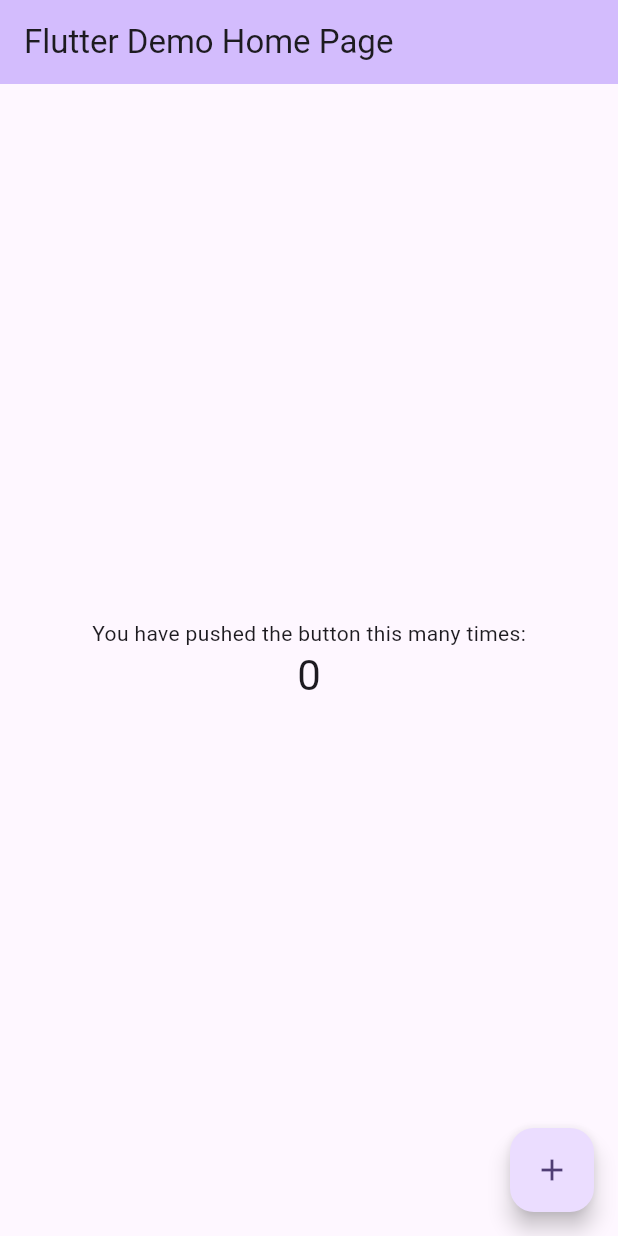
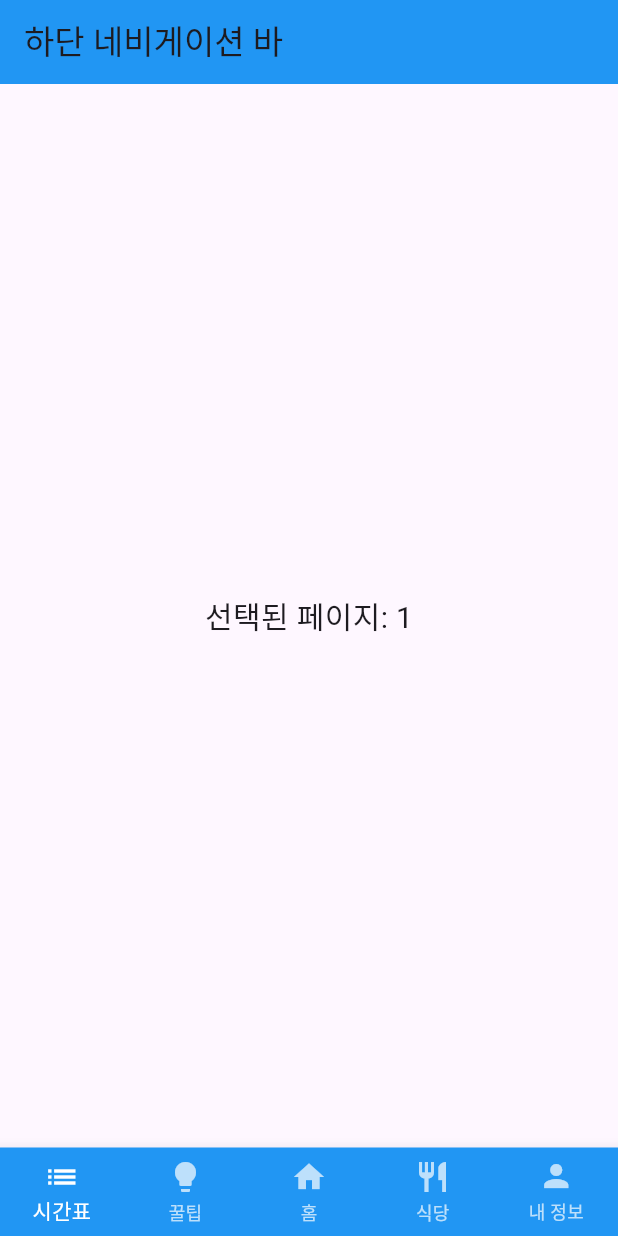
Before and after one commit to KyeongJooni/KKSC-FrontEnd, a Flutter app: the screen it shows after launch, on a phone screen of 412 x 824 dp. Run offline on Flutter 3.47's test engine with Material 3 defaults, Android fonts, the light colour scheme and no system bars.

Commit message:
build foundation

```diff
--- /dev/null
+++ b/lib/Honeytip/Honeytip.dart
@@ -0,0 +1,9 @@
+import 'package:flutter/material.dart';
+class Honeytip extends StatelessWidget{
+  @override
+  Widget build(BuildContext context) {
+    return CustomScrollView(
+
+    );
+  }
+}
--- /dev/null
+++ b/lib/Modules/BottomNavbar.dart
@@ -0,0 +1,64 @@
+import 'package:flutter/material.dart';
+
+class GCG_Bottomnavbar extends StatefulWidget {
+  @override
+  _BottomnavbarState createState() => _BottomnavbarState();
+}
+
+class _BottomnavbarState extends State<GCG_Bottomnavbar> {
+  int _selectedIndex = 0;
+
+  void _onItemTapped(int index) {
+    setState(() {
+      _selectedIndex = index;
+    });
+  }
+
+  @override
+  Widget build(BuildContext context) {
+    return Scaffold(
+      appBar: AppBar(
+        title: Text('하단 네비게이션 바'),
+        backgroundColor: Colors.blue,
+      ),
+      body: Center(
+        child: Text(
+          '선택된 페이지: ${_selectedIndex + 1}',
+          style: TextStyle(fontSize: 20),
+        ),
+      ),
+      bottomNavigationBar: BottomNavigationBar(
+        type: BottomNavigationBarType.fixed, // 아이템이 많을 때 고정
+        backgroundColor: Colors.blue,
+        selectedItemColor: Colors.white,
+        unselectedItemColor: Colors.white70,
+        showSelectedLabels: true,
+        showUnselectedLabels: true,
+        items: const [
+          BottomNavigationBarItem(
+            icon: Icon(Icons.list),
+            label: '시간표',
+          ),
+          BottomNavigationBarItem(
+            icon: Icon(Icons.lightbulb),
+            label: '꿀팁',
+          ),
+          BottomNavigationBarItem(
+            icon: Icon(Icons.home),
+            label: '홈',
+          ),
+          BottomNavigationBarItem(
+            icon: Icon(Icons.restaurant),
+            label: '식당',
+          ),
+          BottomNavigationBarItem(
+            icon: Icon(Icons.person),
+            label: '내 정보',
+          ),
+        ],
+        currentIndex: _selectedIndex,
+        onTap: _onItemTapped,
+      ),
+    );
+  }
+}
--- /dev/null
+++ b/lib/Mypage/Mypage.dart
@@ -0,0 +1,10 @@
+import 'package:flutter/material.dart';
+
+class Mypage extends StatelessWidget{
+  @override
+  Widget build(BuildContext context) {
+    return CustomScrollView(
+
+    );
+  }
+}
--- /dev/null
+++ b/lib/Notice/Notice.dart
@@ -0,0 +1,10 @@
+import 'package:flutter/material.dart';
+
+class Notice extends StatelessWidget{
+  @override
+  Widget build(BuildContext context) {
+    return CustomScrollView(
+
+    );
+  }
+}
--- /dev/null
+++ b/lib/Restaurant/Restaurant.dart
@@ -0,0 +1,10 @@
+import 'package:flutter/material.dart';
+
+class Restaurant extends StatelessWidget{
+  @override
+  Widget build(BuildContext context) {
+    return CustomScrollView(
+
+    );
+  }
+}
--- /dev/null
+++ b/lib/Timetable/Timetable.dart
@@ -0,0 +1,10 @@
+import 'package:flutter/material.dart';
+
+class Timetable extends StatelessWidget{
+  @override
+  Widget build(BuildContext context) {
+    return CustomScrollView(
+
+    );
+  }
+}
--- a/lib/main.dart
+++ b/lib/main.dart
@@ -1,4 +1,10 @@
 import 'package:flutter/material.dart';
+import 'package:kksc_app_fe/Honeytip/Honeytip.dart';
+import 'package:kksc_app_fe/Modules/BottomNavbar.dart';
+import 'package:kksc_app_fe/Mypage/Mypage.dart';
+import 'package:kksc_app_fe/Notice/Notice.dart';
+import 'package:kksc_app_fe/Restaurant/Restaurant.dart';
+import 'package:kksc_app_fe/Timetable/Timetable.dart';
 
 void main() {
   runApp(const MyApp());
@@ -11,115 +17,7 @@
   @override
   Widget build(BuildContext context) {
     return MaterialApp(
-      title: 'Flutter Demo',
-      theme: ThemeData(
-        // This is the theme of your application.
-        //
-        // TRY THIS: Try running your application with "flutter run". You'll see
-        // the application has a purple toolbar. Then, without quitting the app,
-        // try changing the seedColor in the colorScheme below to Colors.green
-        // and then invoke "hot reload" (save your changes or press the "hot
-        // reload" button in a Flutter-supported IDE, or press "r" if you used
-        // the command line to start the app).
-        //
-        // Notice that the counter didn't reset back to zero; the application
-        // state is not lost during the reload. To reset the state, use hot
-        // restart instead.
-        //
-        // This works for code too, not just values: Most code changes can be
-        // tested with just a hot reload.
-        colorScheme: ColorScheme.fromSeed(seedColor: Colors.deepPurple),
-        useMaterial3: true,
-      ),
-      home: const MyHomePage(title: 'Flutter Demo Home Page'),
+        home: GCG_Bottomnavbar(),
     );
   }
 }
-
-class MyHomePage extends StatefulWidget {
-  const MyHomePage({super.key, required this.title});
-
-  // This widget is the home page of your application. It is stateful, meaning
-  // that it has a State object (defined below) that contains fields that affect
-  // how it looks.
-
-  // This class is the configuration for the state. It holds the values (in this
-  // case the title) provided by the parent (in this case the App widget) and
-  // used by the build method of the State. Fields in a Widget subclass are
-  // always marked "final".
-
-  final String title;
-
-  @override
-  State<MyHomePage> createState() => _MyHomePageState();
-}
-
-class _MyHomePageState extends State<MyHomePage> {
-  int _counter = 0;
-
-  void _incrementCounter() {
-    setState(() {
-      // This call to setState tells the Flutter framework that something has
-      // changed in this State, which causes it to rerun the build method below
-      // so that the display can reflect the updated values. If we changed
-      // _counter without calling setState(), then the build method would not be
-      // called again, and so nothing would appear to happen.
-      _counter++;
-    });
-  }
-
-  @override
-  Widget build(BuildContext context) {
-    // This method is rerun every time setState is called, for instance as done
-    // by the _incrementCounter method above.
-    //
-    // The Flutter framework has been optimized to make rerunning build methods
-    // fast, so that you can just rebuild anything that needs updating rather
-    // than having to individually change instances of widgets.
-    return Scaffold(
-      appBar: AppBar(
-        // TRY THIS: Try changing the color here to a specific color (to
-        // Colors.amber, perhaps?) and trigger a hot reload to see the AppBar
-        // change color while the other colors stay the same.
-        backgroundColor: Theme.of(context).colorScheme.inversePrimary,
-        // Here we take the value from the MyHomePage object that was created by
-        // the App.build method, and use it to set our appbar title.
-        title: Text(widget.title),
-      ),
-      body: Center(
-        // Center is a layout widget. It takes a single child and positions it
-        // in the middle of the parent.
-        child: Column(
-          // Column is also a layout widget. It takes a list of children and
-          // arranges them vertically. By default, it sizes itself to fit its
-          // children horizontally, and tries to be as tall as its parent.
-          //
-          // Column has various properties to control how it sizes itself and
-          // how it positions its children. Here we use mainAxisAlignment to
-          // center the children vertically; the main axis here is the vertical
-          // axis because Columns are vertical (the cross axis would be
-          // horizontal).
-          //
-          // TRY THIS: Invoke "debug painting" (choose the "Toggle Debug Paint"
-          // action in the IDE, or press "p" in the console), to see the
-          // wireframe for each widget.
-          mainAxisAlignment: MainAxisAlignment.center,
-          children: <Widget>[
-            const Text(
-              'You have pushed the button this many times:',
-            ),
-            Text(
-              '$_counter',
-              style: Theme.of(context).textTheme.headlineMedium,
-            ),
-          ],
-        ),
-      ),
-      floatingActionButton: FloatingActionButton(
-        onPressed: _incrementCounter,
-        tooltip: 'Increment',
-        child: const Icon(Icons.add),
-      ), // This trailing comma makes auto-formatting nicer for build methods.
-    );
-  }
-}
```
Also changed, not shown: 5 other files.
